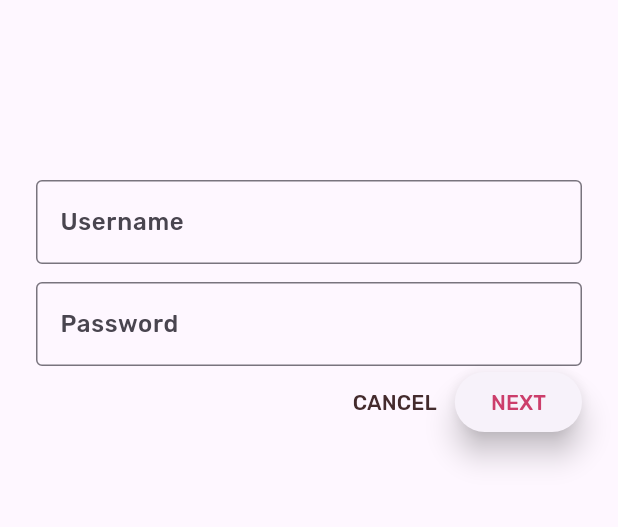
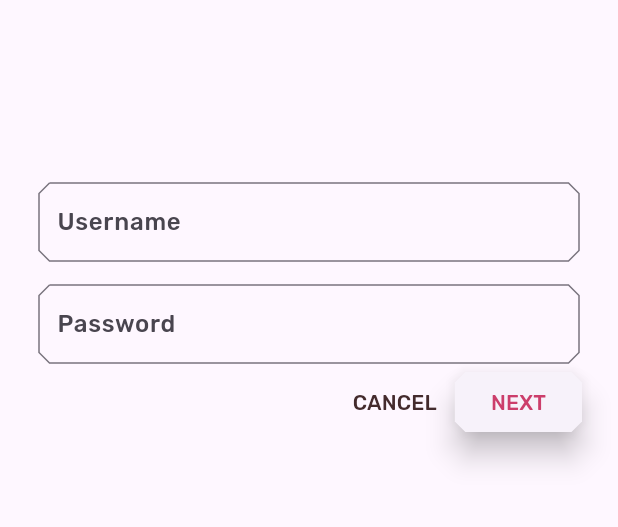
Before and after one commit to rezanagita/2200016080_RezaNagita, a Flutter app: the screen it shows after launch, on a phone screen of 412 x 824 dp, the part 243-770 px from its top. Run offline on Flutter 3.47's test engine with Material 3 defaults, Android fonts, the phone set to English and light mode, and no system bars.

Commit message:
mengubah bentuk border login

```diff
--- a/material-components-flutter-codelabs-101-starter/mdc_100_series/lib/login.dart
+++ b/material-components-flutter-codelabs-101-starter/mdc_100_series/lib/login.dart
@@ -1,4 +1,7 @@
+import 'dart:ui';
+
 import 'package:flutter/material.dart';
+import 'package:flutter/widgets.dart';
 
 class LoginPage extends StatefulWidget {
   const LoginPage({Key? key}) : super(key: key);
@@ -66,6 +69,9 @@ class _LoginPageState extends State<LoginPage> {
                   },
                   style: TextButton.styleFrom(
                     foregroundColor: Theme.of(context).colorScheme.secondary,
+                    shape: const BeveledRectangleBorder(
+                      borderRadius: BorderRadius.all(Radius.circular(7.0)),
+                    ),
                   ),
                 ),
                 // TODO: Add an elevation to NEXT (103)
@@ -78,6 +84,9 @@ class _LoginPageState extends State<LoginPage> {
                   },
                   style: ElevatedButton.styleFrom(
                     elevation: 8.0,
+                    shape: const BeveledRectangleBorder(
+                      borderRadius: BorderRadius.all(Radius.circular(7.0)),
+                    ),
                   ),
                 ),
               ],
```
Also changed, not shown: material-components-flutter-codelabs-101-starter/mdc_100_series/lib/app.dart (+3 -4 lines).
